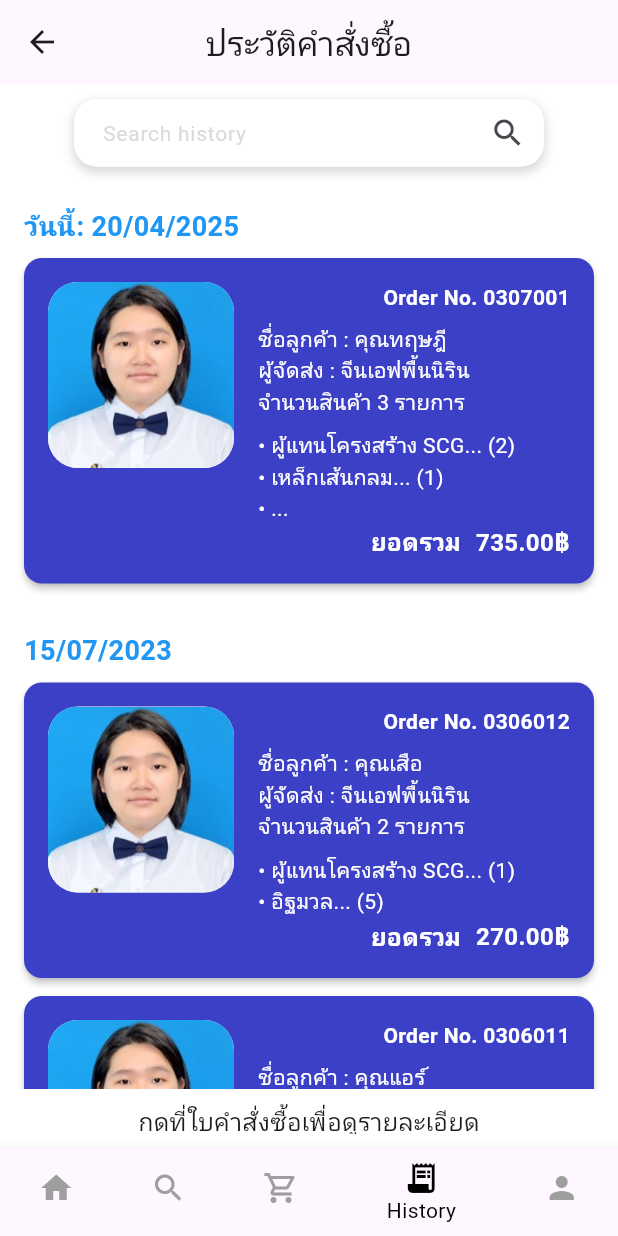
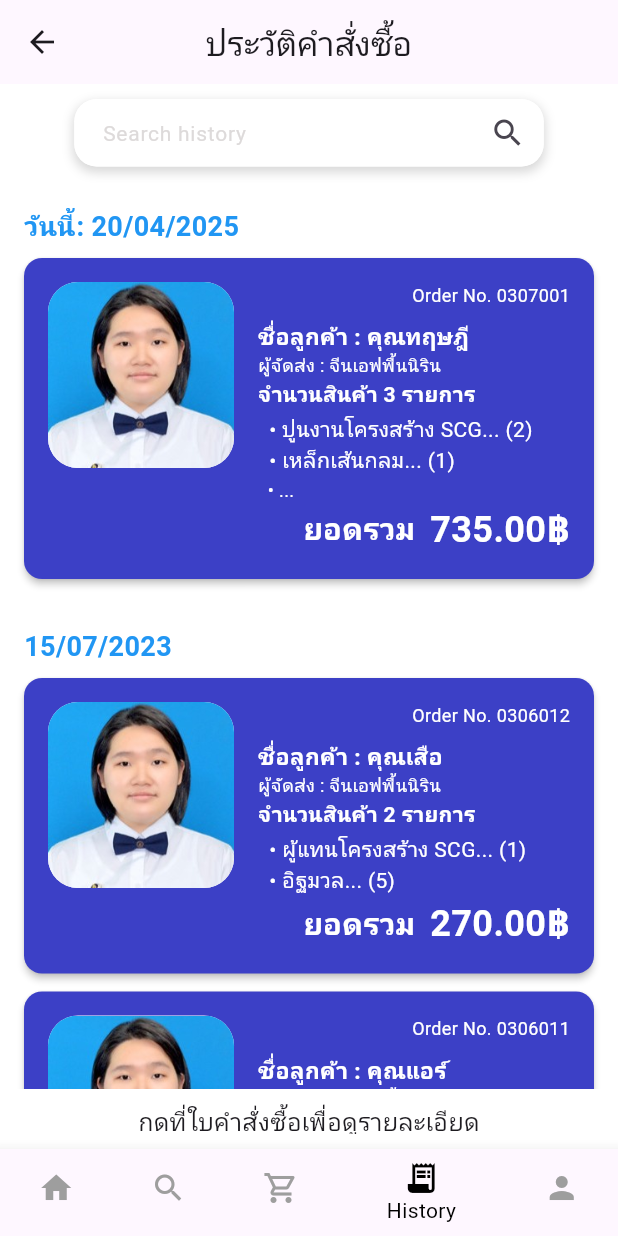
Before and after one commit to Raveeploy042/ITDS283_Section2_Group21, a Flutter app: the ListHistory screen opened by its route, on a phone screen of 412 x 824 dp. Run offline on Flutter 3.47's test engine with Material 3 defaults, Android fonts, the light colour scheme and no system bars; our stand-ins replace geocoding, geolocator, google_maps_flutter; missing offline and left inert: google_maps_webservice.

Commit message:
update history

```diff
--- a/application/lib/page/list_history.dart
+++ b/application/lib/page/list_history.dart
@@ -24,7 +24,7 @@ class _ListHistoryState extends State<ListHistory> {
           'deliveryUser': 'จีนเอฟพื้นนิริน',
           'itemCount': 3,
           'products': [
-            'ผู้แทนโครงสร้าง SCG... (2)',
+            'ปูนงานโครงสร้าง SCG... (2)',
             'เหล็กเส้นกลม... (1)',
             'อิฐมวล... (10)',
           ],
@@ -209,7 +209,7 @@ class _ListHistoryState extends State<ListHistory> {
                                           Text(
                                             'Order No. ${order['orderNo']}',
                                             style: const TextStyle(
-                                              fontWeight: FontWeight.bold,
+                                              fontSize: 12,
                                               color: Colors.white,
                                             ),
                                           ),
@@ -218,22 +218,22 @@ class _ListHistoryState extends State<ListHistory> {
                                       const SizedBox(height: 8),
                                       Text(
                                         'ชื่อลูกค้า : ${order['customer']}',
-                                        style: TextStyle(color: Colors.white),
+                                        style: TextStyle(color: Colors.white, fontSize: 15, fontWeight: FontWeight.bold),
                                       ),
                                       Text(
                                         'ผู้จัดส่ง : ${order['deliveryUser']}',
-                                        style: TextStyle(color: Colors.white),
+                                        style: TextStyle(color: Colors.white, fontSize: 12),
                                       ),
                                       Text(
                                         'จำนวนสินค้า ${order['itemCount']} รายการ',
-                                        style: TextStyle(color: Colors.white),
+                                        style: TextStyle(color: Colors.white, fontSize: 14, fontWeight: FontWeight.bold),
                                       ),
-                                      const SizedBox(height: 8),
+                                      const SizedBox(height: 2),
                                       ...order['products']
                                           .take(2)
-                                          .map<Widget>((p) => Text('• $p', style: TextStyle(color: Colors.white))),
+                                          .map<Widget>((p) => Text('  • $p', style: TextStyle(color: Colors.white))),
                                       if (order['products'].length > 2)
-                                        const Text('• ...', style: TextStyle(color: Colors.white)),
+                                        const Text('  • ...', style: TextStyle(color: Colors.white, fontSize: 12)),
                                       Row(
                                         spacing: 10,
                                         mainAxisAlignment: MainAxisAlignment.end,
@@ -242,7 +242,7 @@ class _ListHistoryState extends State<ListHistory> {
                                             'ยอดรวม',
                                             style: TextStyle(
                                               fontWeight: FontWeight.bold,
-                                              fontSize: 16,
+                                              fontSize: 20,
                                               color: Colors.white,
                                             ),
                                           ),
@@ -250,7 +250,7 @@ class _ListHistoryState extends State<ListHistory> {
                                             '${order['total'].toStringAsFixed(2)}฿',
                                             style: const TextStyle(
                                               fontWeight: FontWeight.bold,
-                                              fontSize: 16,
+                                              fontSize: 24,
                                               color: Colors.white,
                                             ),
                                           ),
```
